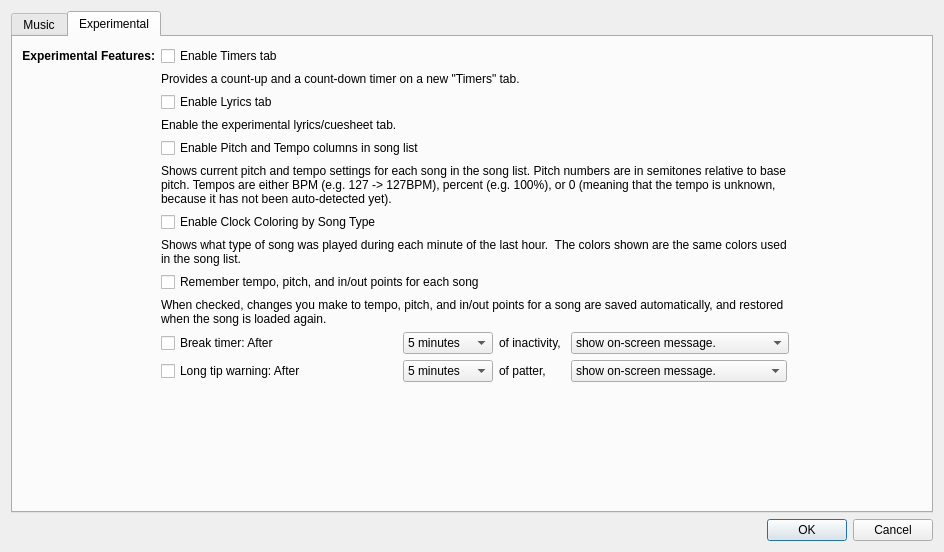
Old version of the form SquareDesk-DEV/test123/preferencesdialog.ui in the repository mpogue2/SquareDesk.
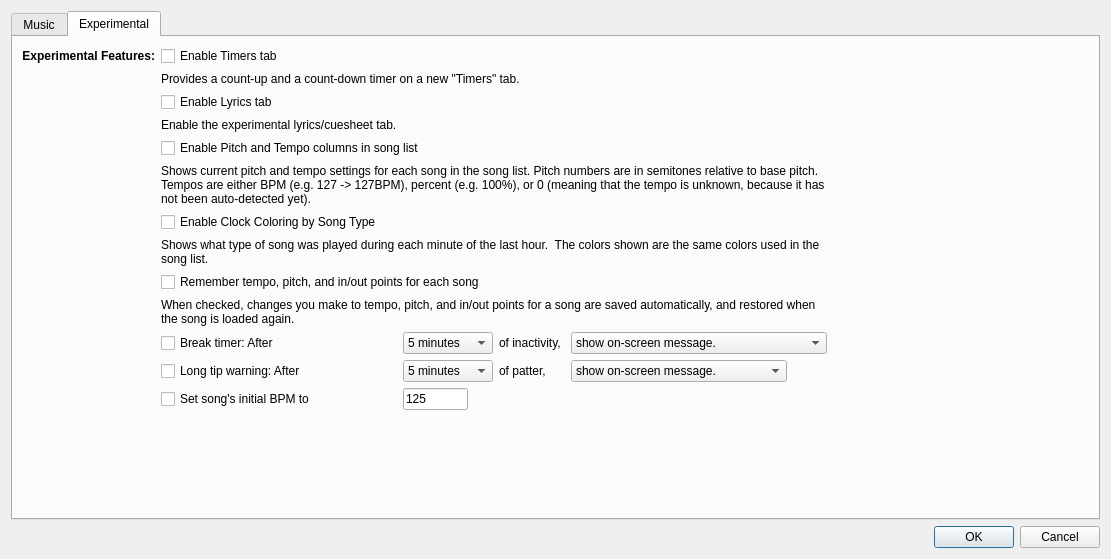
New version of the form. The open tabs and pages were chosen to show the change.

Commit message:
Feature: set initial BPM to X
If checked, will set the initial slider position to X BPM.  Does not affect those that could not auto-detect BPM (% is used instead, defaults to 100%).  Overridden by Dan's feature that saves individual tempos in the QSettings file.  Added/fixed an INT type of preference.

Diff of the .ui file:
```diff
--- a/SquareDesk-DEV/test123/preferencesdialog.ui
+++ b/SquareDesk-DEV/test123/preferencesdialog.ui
@@ -6,8 +6,8 @@
    <rect>
     <x>0</x>
     <y>0</y>
-    <width>944</width>
-    <height>552</height>
+    <width>1111</width>
+    <height>559</height>
    </rect>
   </property>
   <property name="sizePolicy">
@@ -821,6 +821,35 @@
          </property>
         </widget>
        </item>
+       <item row="13" column="1">
+        <widget class="QCheckBox" name="initialBPMcheckbox">
+         <property name="text">
+          <string>Set song's initial BPM to</string>
+         </property>
+        </widget>
+       </item>
+       <item row="13" column="2">
+        <widget class="QLineEdit" name="initialBPMLineEdit">
+         <property name="sizePolicy">
+          <sizepolicy hsizetype="Fixed" vsizetype="Fixed">
+           <horstretch>0</horstretch>
+           <verstretch>0</verstretch>
+          </sizepolicy>
+         </property>
+         <property name="maximumSize">
+          <size>
+           <width>65</width>
+           <height>16777215</height>
+          </size>
+         </property>
+         <property name="text">
+          <string>125</string>
+         </property>
+         <property name="maxLength">
+          <number>3</number>
+         </property>
+        </widget>
+       </item>
       </layout>
      </widget>
     </widget>
```
Left out of the diff: 2 changed lines with no effect on the pictures. The commit also changes 7 other files.
